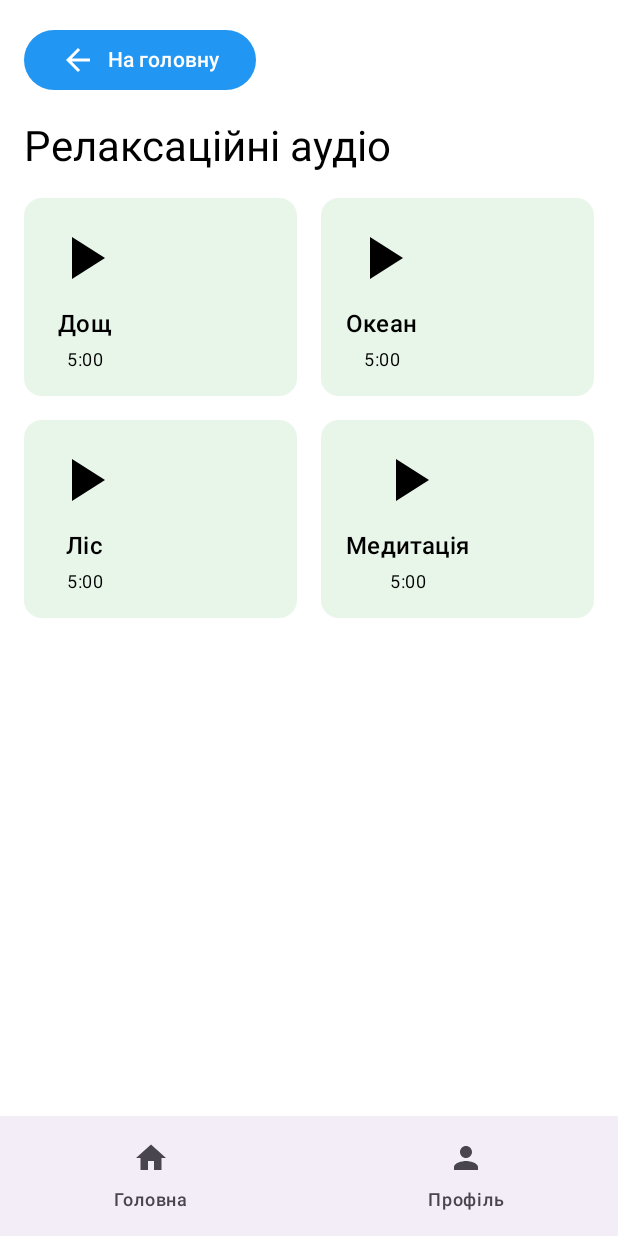
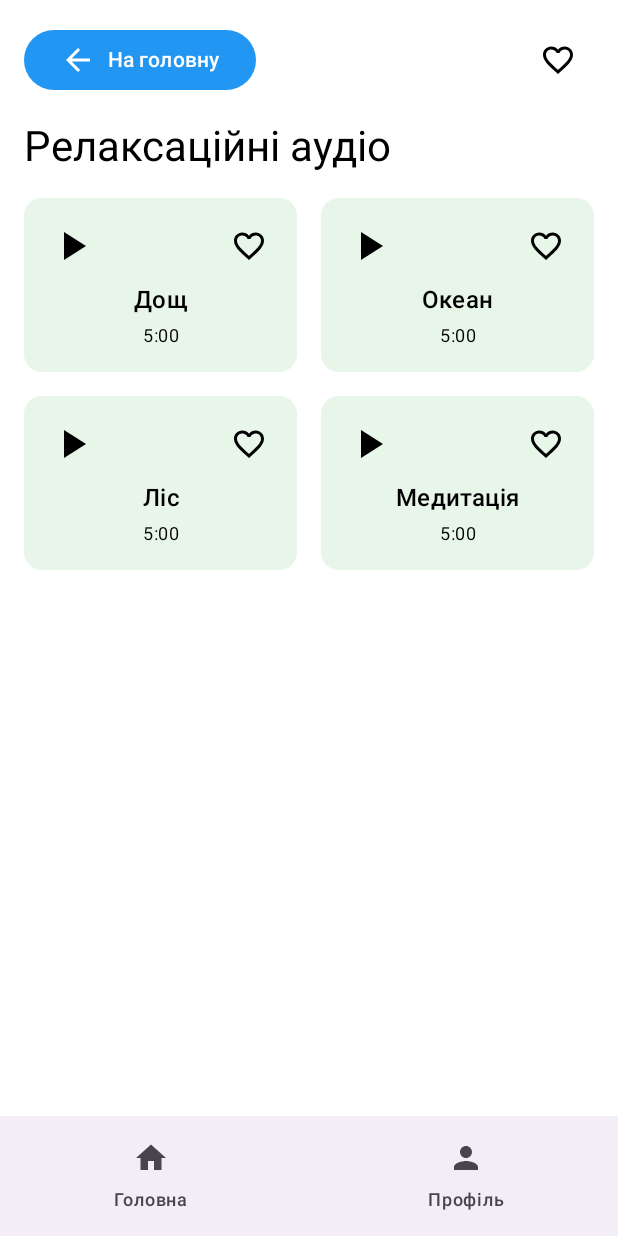
Before and after one commit to Browti/CalmStudy, an Android app built with Jetpack Compose: the RelaxMediaScreen screen opened through its navigation route, on a phone screen of 412 x 824 dp. Run offline under Robolectric (Android 15) with nearby library versions, the phone set to English and light mode, and no system bars; libraries missing offline, so code that uses them is left out: coil.decode; 1 statement that could not run was skipped.

Commit message:
+favourite list

```diff
--- a/app/src/main/java/com/example/calmstudy/ui/screens/RelaxMediaScreen.kt
+++ b/app/src/main/java/com/example/calmstudy/ui/screens/RelaxMediaScreen.kt
@@ -23,7 +23,11 @@ import com.example.calmstudy.R
 fun RelaxMediaScreen(navController: NavController) {
     var currentlyPlayingIndex by remember { mutableStateOf<Int?>(null) }
     var mediaPlayer by remember { mutableStateOf<MediaPlayer?>(null) }
+    var showOnlyFavorites by remember { mutableStateOf(false) }
     val context = LocalContext.current
+
+    // Зберігаємо стан улюблених звуків
+    var favoriteAudios by remember { mutableStateOf(setOf<Int>()) }
 
     Column(
         modifier = Modifier
@@ -31,13 +35,19 @@ fun RelaxMediaScreen(navController: NavController) {
             .padding(16.dp)
     ) {
         // Кнопка повернення на головну
+        Row(
+            modifier = Modifier
+                .fillMaxWidth()
+                .padding(bottom = 16.dp),
+            horizontalArrangement = Arrangement.SpaceBetween,
+            verticalAlignment = Alignment.CenterVertically
+        ) {
             Button(
                 onClick = {
                     mediaPlayer?.stop()
                     mediaPlayer?.release()
                     navController.navigate("home")
-            },
-            modifier = Modifier.padding(bottom = 16.dp)
+                }
             ) {
                 Icon(
                     imageVector = Icons.Default.ArrowBack,
@@ -47,26 +57,67 @@ fun RelaxMediaScreen(navController: NavController) {
                 Text("На головну")
             }
 
+            // Перемикач для показу улюблених
+            IconToggleButton(
+                checked = showOnlyFavorites,
+                onCheckedChange = { showOnlyFavorites = it }
+            ) {
+                Icon(
+                    imageVector = if (showOnlyFavorites) Icons.Default.Favorite else Icons.Default.FavoriteBorder,
+                    contentDescription = if (showOnlyFavorites) "Показати всі" else "Показати улюблені",
+                    tint = if (showOnlyFavorites) MaterialTheme.colorScheme.primary else MaterialTheme.colorScheme.onSurface
+                )
+            }
+        }
+
         // Заголовок
         Text(
-            text = "Релаксаційні аудіо",
+            text = if (showOnlyFavorites) "Улюблені аудіо" else "Релаксаційні аудіо",
             style = MaterialTheme.typography.headlineMedium,
             modifier = Modifier.padding(bottom = 16.dp)
         )
 
+        // Фільтруємо аудіо в залежності від вибраного режиму
+        val displayedAudios = if (showOnlyFavorites) {
+            relaxAudios.filter { it.id in favoriteAudios }
+        } else {
+            relaxAudios
+        }
+
+        if (displayedAudios.isEmpty() && showOnlyFavorites) {
+            Box(
+                modifier = Modifier
+                    .fillMaxSize()
+                    .padding(16.dp),
+                contentAlignment = Alignment.Center
+            ) {
+                Text(
+                    text = "У вас ще немає улюблених аудіо.\nДодайте їх, натиснувши на сердечко.",
+                    textAlign = TextAlign.Center,
+                    style = MaterialTheme.typography.bodyLarge
+                )
+            }
+        } else {
             // Сітка аудіо
             LazyVerticalGrid(
                 columns = GridCells.Fixed(2),
                 horizontalArrangement = Arrangement.spacedBy(16.dp),
                 verticalArrangement = Arrangement.spacedBy(16.dp)
             ) {
-            items(relaxAudios) { audio ->
+                items(displayedAudios) { audio ->
                     AudioCard(
                         audio = audio,
                         isPlaying = currentlyPlayingIndex == audio.id,
+                        isFavorite = audio.id in favoriteAudios,
+                        onFavoriteClick = {
+                            favoriteAudios = if (audio.id in favoriteAudios) {
+                                favoriteAudios - audio.id
+                            } else {
+                                favoriteAudios + audio.id
+                            }
+                        },
                         onClick = {
                             if (currentlyPlayingIndex == audio.id) {
-                            // Зупиняємо поточне аудіо
                                 try {
                                     mediaPlayer?.stop()
                                     mediaPlayer?.release()
@@ -76,11 +127,9 @@ fun RelaxMediaScreen(navController: NavController) {
                                     Toast.makeText(context, "Помилка при зупинці аудіо", Toast.LENGTH_SHORT).show()
                                 }
                             } else {
-                            // Зупиняємо попереднє аудіо, якщо воно грає
                                 mediaPlayer?.stop()
                                 mediaPlayer?.release()
 
-                            // Починаємо нове аудіо
                                 try {
                                     mediaPlayer = MediaPlayer.create(context, audio.resourceId).apply {
                                         setAudioStreamType(AudioManager.STREAM_MUSIC)
@@ -109,8 +158,8 @@ fun RelaxMediaScreen(navController: NavController) {
                 }
             }
         }
+    }
 
-    // Очищаємо ресурси при виході з екрану
     DisposableEffect(Unit) {
         onDispose {
             try {
@@ -127,6 +176,8 @@ fun RelaxMediaScreen(navController: NavController) {
 private fun AudioCard(
     audio: RelaxAudio,
     isPlaying: Boolean,
+    isFavorite: Boolean,
+    onFavoriteClick: () -> Unit,
     onClick: () -> Unit
 ) {
     Card(
@@ -140,12 +191,32 @@ private fun AudioCard(
             modifier = Modifier.padding(16.dp),
             horizontalAlignment = Alignment.CenterHorizontally
         ) {
+            Row(
+                modifier = Modifier.fillMaxWidth(),
+                horizontalArrangement = Arrangement.SpaceBetween,
+                verticalAlignment = Alignment.CenterVertically
+            ) {
+                // Кнопка відтворення
                 Icon(
                     imageVector = if (isPlaying) Icons.Default.Pause else Icons.Default.PlayArrow,
                     contentDescription = if (isPlaying) "Зупинити" else "Відтворити",
-                modifier = Modifier.size(48.dp),
+                    modifier = Modifier.size(32.dp),
                     tint = MaterialTheme.colorScheme.onSecondaryContainer
                 )
+
+                // Кнопка улюбленого
+                IconButton(
+                    onClick = onFavoriteClick,
+                    modifier = Modifier.size(32.dp)
+                ) {
+                    Icon(
+                        imageVector = if (isFavorite) Icons.Default.Favorite else Icons.Default.FavoriteBorder,
+                        contentDescription = if (isFavorite) "Видалити з улюблених" else "Додати до улюблених",
+                        tint = if (isFavorite) MaterialTheme.colorScheme.primary else MaterialTheme.colorScheme.onSecondaryContainer
+                    )
+                }
+            }
+
             Spacer(modifier = Modifier.height(8.dp))
             Text(
                 text = audio.title,
```
Lines whose indentation alone changed are shown as unchanged.
